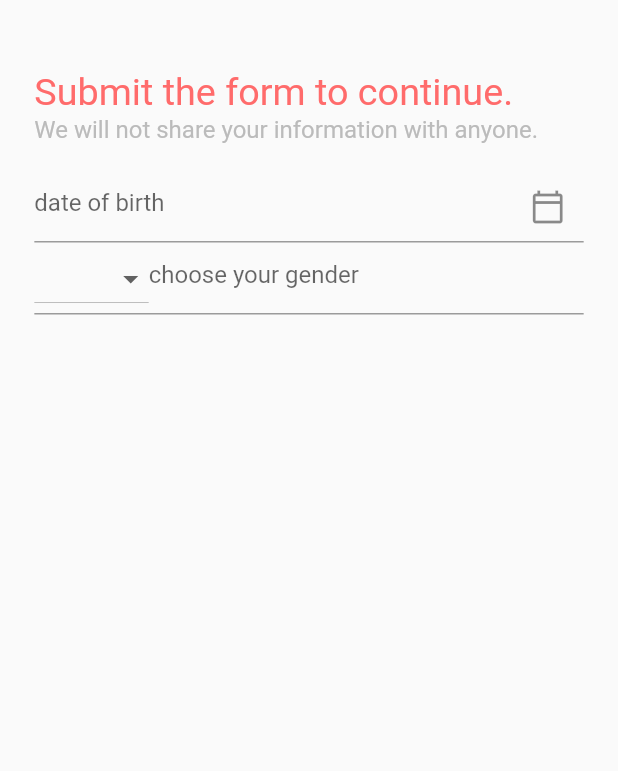
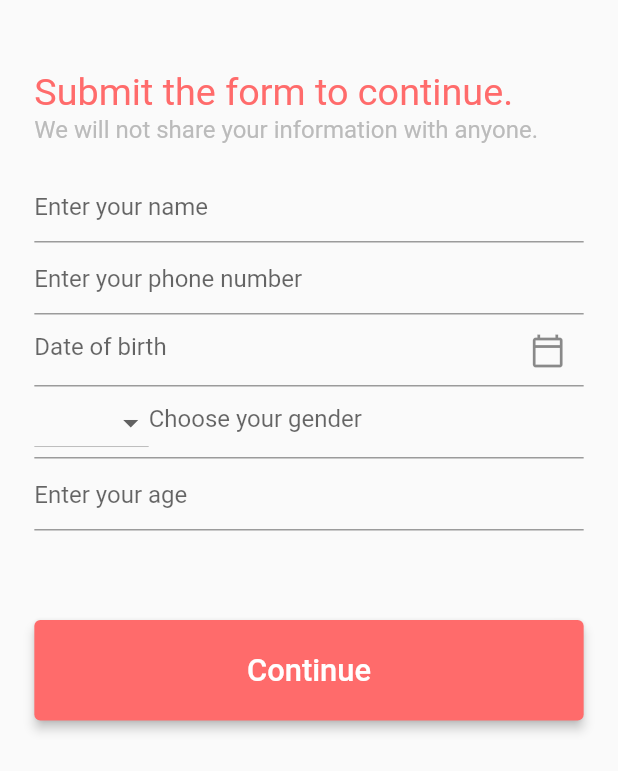
Before and after one commit to najmulmyself/simple-ecommerce, a Flutter app: the UserForm screen opened directly, on a phone screen of 412 x 824 dp. Shown: the top 771 px of the screen. Run offline on Flutter 3.47's test engine with Material 2 defaults, Android fonts, the phone set to English and light mode, and no system bars; our stand-ins replace firebase_auth, firebase_core, flutter_screenutil, fluttertoast; accounts and stored records are empty.

Commit message:
added user form

```diff
--- a/lib/screens/user_form.dart
+++ b/lib/screens/user_form.dart
@@ -1,5 +1,6 @@
 import 'package:flutter/material.dart';
 import 'package:flutter_screenutil/flutter_screenutil.dart';
+import 'package:simple_commerce/component/customBtn.dart';
 
 import '../const/appColors.dart';
 
@@ -47,13 +48,23 @@ class _UserFormState extends State<UserForm> {
                 SizedBox(
                   height: 15.h,
                 ),
-                // myTextField("enter your name",TextInputType.text,_nameController),
-                // myTextField("enter your phone number",TextInputType.number,_phoneController),
+                TextField(
+                  controller: _nameController,
+                  decoration: const InputDecoration(
+                    hintText: "Enter your name",
+                  ),
+                ),
+                TextField(
+                  controller: _phoneController,
+                  decoration: const InputDecoration(
+                    hintText: "Enter your phone number",
+                  ),
+                ),
                 TextField(
                   controller: _dobController,
                   readOnly: true,
                   decoration: InputDecoration(
-                    hintText: "date of birth",
+                    hintText: "Date of birth",
                     suffixIcon: IconButton(
                       onPressed: () {},
                       // onPressed: () => _selectDateFromPicker(context),
@@ -65,12 +76,12 @@ class _UserFormState extends State<UserForm> {
                   controller: _genderController,
                   readOnly: true,
                   decoration: InputDecoration(
-                    hintText: "choose your gender",
+                    hintText: "Choose your gender",
                     prefixIcon: DropdownButton<String>(
                       items: gender.map((String value) {
                         return DropdownMenuItem<String>(
                           value: value,
-                          child: new Text(value),
+                          child: Text(value),
                           onTap: () {
                             setState(() {
                               _genderController.text = value;
@@ -82,14 +93,16 @@ class _UserFormState extends State<UserForm> {
                     ),
                   ),
                 ),
-                // myTextField("enter your age",TextInputType.number,_ageController),
-
+                TextField(
+                  controller: _ageController,
+                  decoration: const InputDecoration(
+                    hintText: "Enter your age",
+                  ),
+                ),
                 SizedBox(
                   height: 50.h,
                 ),
-
-                // elevated button
-                //  customButton("Continue",()=>sendUserDataToDB()),
+                customButton("Continue", () {})
               ],
             ),
           ),
```
